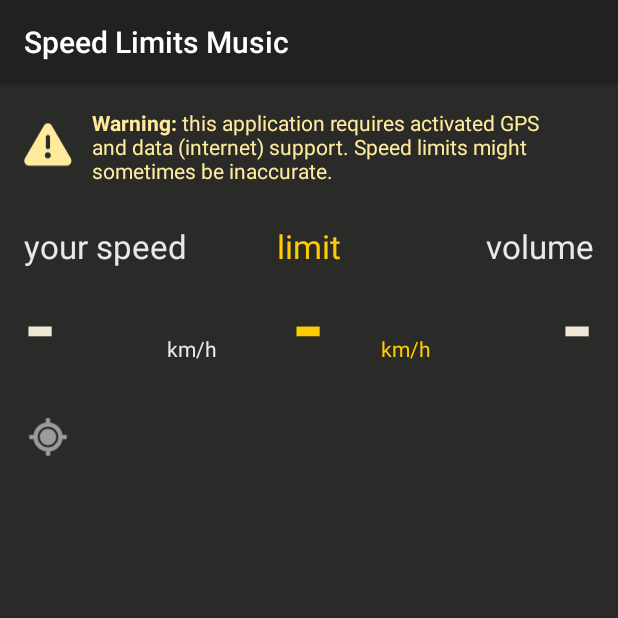
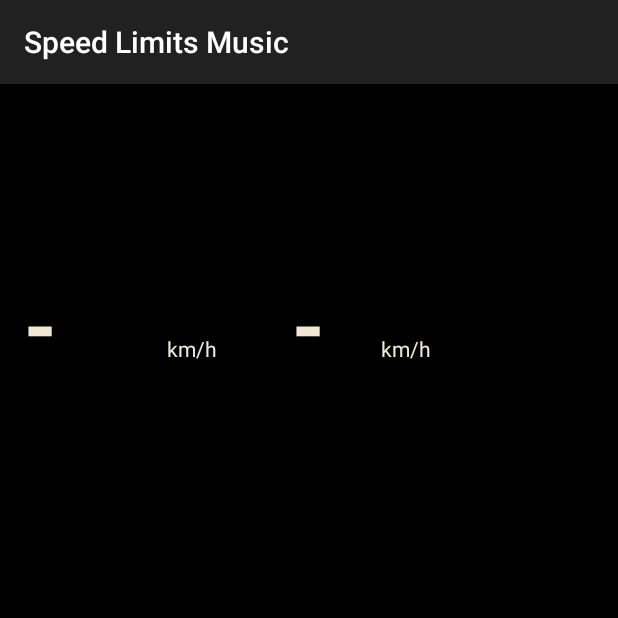
Before and after one commit to glae/if_exceed_speed_limits_then_lower_music, an Android app: the screen it shows after launch (MainActivity), on a phone screen of 412 x 824 dp, the top half of it. Run offline under Robolectric (Android 15) with nearby library versions, the phone set to English and light mode, and no system bars.

Commit message:
only shows labels to save battery

```diff
--- a/app/src/main/res/layout/fragment_main.xml
+++ b/app/src/main/res/layout/fragment_main.xml
@@ -48,7 +48,7 @@
         android:id="@+id/speedLimitText"
         android:layout_alignTop="@+id/vehiculeText"
         android:layout_centerHorizontal="true"
-        android:textColor="@color/limitColor" />
+        android:textColor="#ff000000" />
 
     <TextView
         android:layout_width="wrap_content"
@@ -61,7 +61,7 @@
         android:layout_below="@+id/speedLimitText"
         android:layout_centerHorizontal="true"
         android:textAlignment="textEnd"
-        android:textColor="@color/limitColor" />
+        android:textColor="@color/speedAndVolumeColor" />
 
     <TextView
         android:layout_width="wrap_content"
@@ -84,7 +84,7 @@
         android:layout_below="@+id/musicText"
         android:layout_alignParentEnd="true"
         android:textAlignment="textEnd"
-        android:textColor="@color/speedAndVolumeColor" />
+        android:textColor="#000000" />
 
     <TextView
         android:layout_width="wrap_content"
@@ -132,7 +132,6 @@
         android:textAppearance="?android:attr/textAppearanceSmall"
         android:text="km/h"
         android:id="@+id/limitUnit"
-        android:textColor="@color/limitColor"
         android:layout_alignBaseline="@+id/limit"
         android:layout_alignParentBottom="false"
         android:layout_alignParentLeft="false"
@@ -140,7 +139,8 @@
         android:layout_alignParentRight="false"
         android:layout_alignWithParentIfMissing="false"
         android:layout_centerHorizontal="true"
-        android:paddingLeft="130dp" />
+        android:paddingLeft="130dp"
+        android:textColor="@color/limitColor" />
 
     <TextView
         android:layout_width="wrap_content"
@@ -149,7 +149,7 @@
         android:text="km/h"
         android:id="@+id/speedUnit"
         android:layout_alignBaseline="@+id/speed"
-        android:textColor="@color/labelColor"
+        android:textColor="@color/limitColor"
         android:paddingLeft="95dp" />
 
 </RelativeLayout>
--- a/app/src/main/res/values/colors.xml
+++ b/app/src/main/res/values/colors.xml
@@ -1,8 +1,8 @@
 <?xml version="1.0" encoding="utf-8"?>
 <resources>
-    <color name="labelColor">#e8e8e8</color>
-    <color name="backgroundColor">#FF2A2A29</color>
+    <color name="labelColor">#000000</color>
+    <color name="backgroundColor">#000000</color>
     <color name="speedAndVolumeColor">#f0e7d5</color>
-    <color name="limitColor">#ffcc00</color>
-    <color name="warningTextColor">#ffeb9b</color>
+    <color name="limitColor">#f0e7d5</color>
+    <color name="warningTextColor">#000000</color>
 </resources>
```
